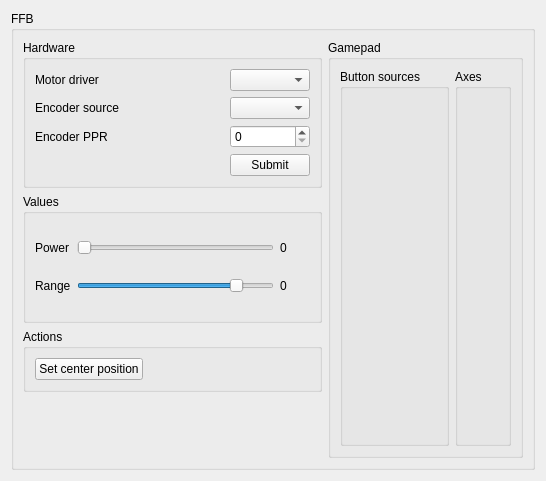
Above: res/ffbclass.ui from Ultrawipf/OpenFFBoard-configurator before the change. Below: the same form after it.
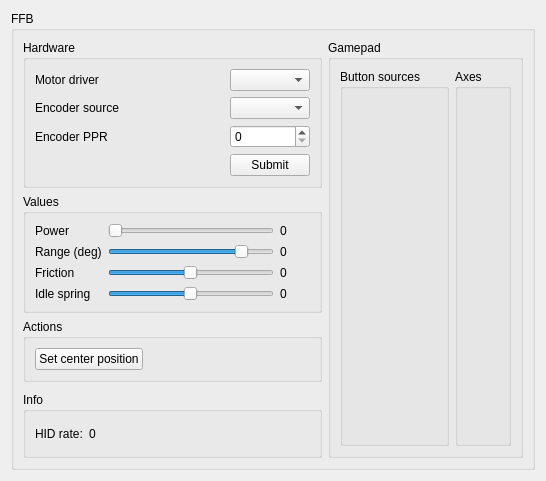
That is the form after the change.

Commit message: Added friction and idle spring scalers

The edit to the form file:
```diff
--- a/res/ffbclass.ui
+++ b/res/ffbclass.ui
@@ -130,7 +130,7 @@
             <string>&lt;html&gt;&lt;head/&gt;&lt;body&gt;&lt;p&gt;Degrees of rotation&lt;/p&gt;&lt;/body&gt;&lt;/html&gt;</string>
            </property>
            <property name="text">
-            <string>Range</string>
+            <string>Range (deg)</string>
            </property>
           </widget>
          </item>
@@ -185,32 +185,57 @@
            </property>
           </widget>
          </item>
-        </layout>
-       </widget>
-      </item>
-      <item row="0" column="1" rowspan="3">
-       <widget class="QGroupBox" name="groupBox_3">
-        <property name="title">
-         <string>Gamepad</string>
-        </property>
-        <layout class="QHBoxLayout" name="horizontalLayout">
-         <item>
-          <widget class="QGroupBox" name="groupBox_buttons">
-           <property name="title">
-            <string>Button sources</string>
+         <item row="2" column="1">
+          <widget class="QSlider" name="horizontalSlider_friction">
+           <property name="maximum">
+            <number>255</number>
            </property>
+           <property name="value">
+            <number>127</number>
+           </property>
+           <property name="orientation">
+            <enum>Qt::Horizontal</enum>
+           </property>
           </widget>
          </item>
-         <item>
-          <widget class="QGroupBox" name="groupBox_analogaxes">
-           <property name="sizePolicy">
-            <sizepolicy hsizetype="Minimum" vsizetype="Preferred">
-             <horstretch>0</horstretch>
-             <verstretch>0</verstretch>
-            </sizepolicy>
+         <item row="2" column="0">
+          <widget class="QLabel" name="label_7">
+           <property name="text">
+            <string>Friction</string>
            </property>
-           <property name="title">
-            <string>Axes</string>
+          </widget>
+         </item>
+         <item row="3" column="0">
+          <widget class="QLabel" name="label_8">
+           <property name="text">
+            <string>Idle spring</string>
+           </property>
+          </widget>
+         </item>
+         <item row="3" column="1">
+          <widget class="QSlider" name="horizontalSlider_idle">
+           <property name="maximum">
+            <number>255</number>
+           </property>
+           <property name="value">
+            <number>127</number>
+           </property>
+           <property name="orientation">
+            <enum>Qt::Horizontal</enum>
+           </property>
+          </widget>
+         </item>
+         <item row="2" column="2">
+          <widget class="QLabel" name="label_friction">
+           <property name="text">
+            <string>0</string>
+           </property>
+          </widget>
+         </item>
+         <item row="3" column="2">
+          <widget class="QLabel" name="label_idle">
+           <property name="text">
+            <string>0</string>
            </property>
           </widget>
          </item>
@@ -252,6 +277,71 @@
         </layout>
        </widget>
       </item>
+      <item row="3" column="0">
+       <widget class="QGroupBox" name="groupBox_4">
+        <property name="title">
+         <string>Info</string>
+        </property>
+        <layout class="QHBoxLayout" name="horizontalLayout_3">
+         <item alignment="Qt::AlignLeft">
+          <widget class="QLabel" name="label_4">
+           <property name="text">
+            <string>HID rate:</string>
+           </property>
+          </widget>
+         </item>
+         <item alignment="Qt::AlignLeft">
+          <widget class="QLabel" name="label_HIDrate">
+           <property name="text">
+            <string>0</string>
+           </property>
+          </widget>
+         </item>
+         <item>
+          <spacer name="horizontalSpacer_3">
+           <property name="orientation">
+            <enum>Qt::Horizontal</enum>
+           </property>
+           <property name="sizeHint" stdset="0">
+            <size>
+             <width>40</width>
+             <height>20</height>
+            </size>
+           </property>
+          </spacer>
+         </item>
+        </layout>
+       </widget>
+      </item>
+      <item row="0" column="1" rowspan="4">
+       <widget class="QGroupBox" name="groupBox_3">
+        <property name="title">
+         <string>Gamepad</string>
+        </property>
+        <layout class="QHBoxLayout" name="horizontalLayout">
+         <item>
+          <widget class="QGroupBox" name="groupBox_buttons">
+           <property name="title">
+            <string>Button sources</string>
+           </property>
+          </widget>
+         </item>
+         <item>
+          <widget class="QGroupBox" name="groupBox_analogaxes">
+           <property name="sizePolicy">
+            <sizepolicy hsizetype="Minimum" vsizetype="Preferred">
+             <horstretch>0</horstretch>
+             <verstretch>0</verstretch>
+            </sizepolicy>
+           </property>
+           <property name="title">
+            <string>Axes</string>
+           </property>
+          </widget>
+         </item>
+        </layout>
+       </widget>
+      </item>
      </layout>
     </widget>
    </item>
```
Left out of the diff: 52 changed lines with no effect on the pictures. The commit also changes 7 other files.
